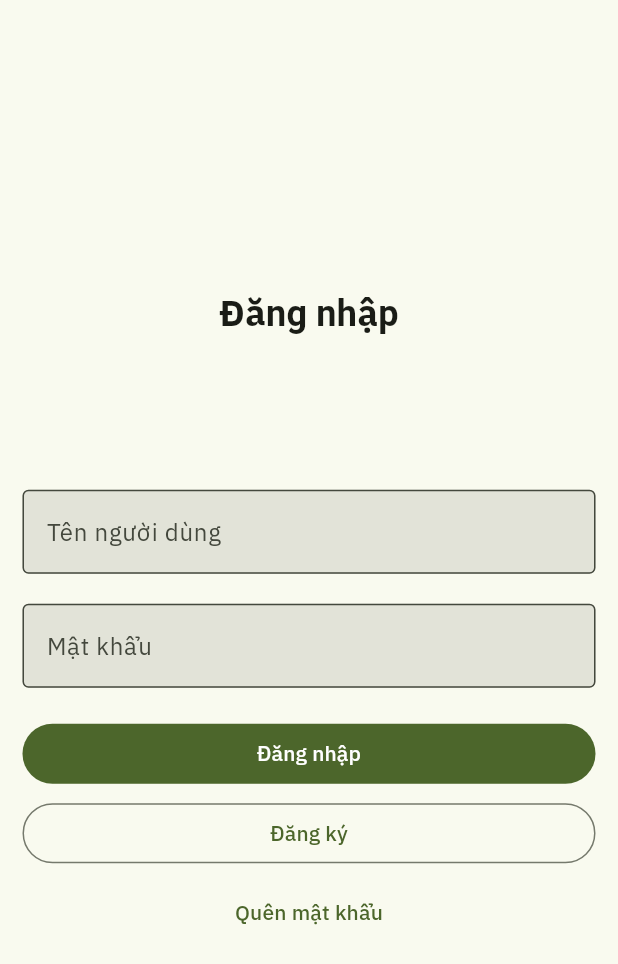
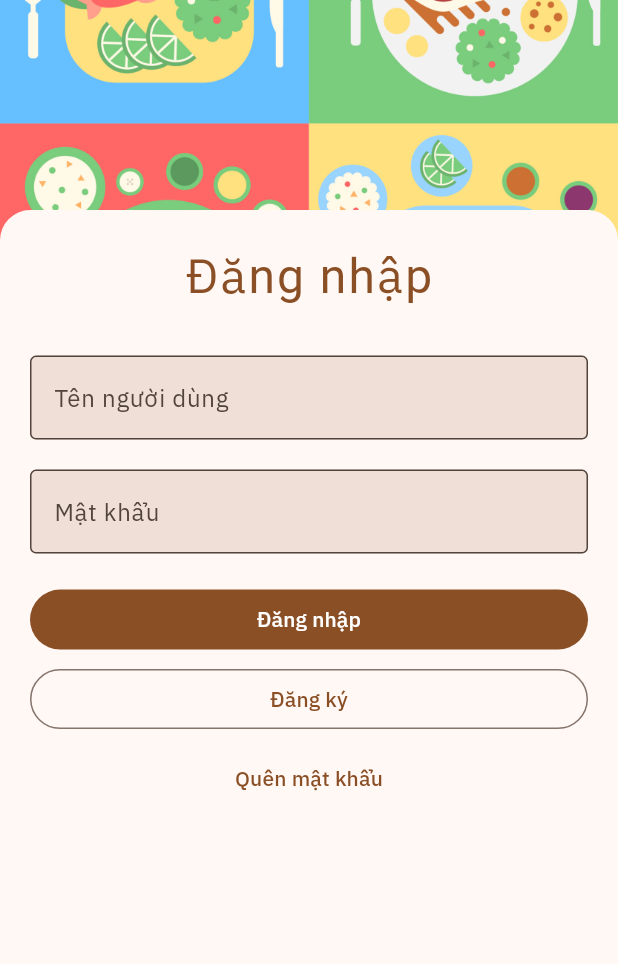
Before and after one commit to nphuonha2101/flutter_foods, a Flutter app: the screen it shows after launch, on a phone screen of 412 x 824 dp. Shown: the top 964 px of the screen. Run offline on Flutter 3.47's test engine with Material 3 defaults, Android fonts, the phone set to English and light mode, and no system bars; our stand-ins replace flutter_dotenv, google_fonts, shared_preferences.

Commit message:
#3 - feat: change login ui

```diff
--- a/lib/main.dart
+++ b/lib/main.dart
@@ -48,20 +48,31 @@ class MainApp extends StatelessWidget {
 
   @override
   Widget build(BuildContext context) {
-    // SystemChrome.setSystemUIOverlayStyle(
-    //   const SystemUiOverlayStyle(
-    //     statusBarColor: Colors.transparent,
-    //     statusBarIconBrightness: Brightness.light,
-    //     systemNavigationBarColor: Colors.white,
-    //     systemNavigationBarIconBrightness: Brightness.dark,
-    //   ),
-    // );
-
     final brightness = View.of(context).platformDispatcher.platformBrightness;
 
     TextTheme textTheme = createTextTheme(context, "IBM Plex Sans", "Aleo");
 
     MaterialTheme theme = MaterialTheme(textTheme);
+
+    SystemUiOverlayStyle overlayStyle;
+
+    if (brightness == Brightness.light) {
+      overlayStyle = const SystemUiOverlayStyle(
+        statusBarColor: Colors.transparent,
+        systemNavigationBarColor: Colors.transparent,
+        statusBarIconBrightness: Brightness.dark,
+        systemNavigationBarIconBrightness: Brightness.dark,
+      );
+    } else {
+      overlayStyle = const SystemUiOverlayStyle(
+        statusBarColor: Colors.transparent,
+        systemNavigationBarColor: Colors.transparent,
+        statusBarIconBrightness: Brightness.light,
+        systemNavigationBarIconBrightness: Brightness.light,
+      );
+    }
+
+    SystemChrome.setSystemUIOverlayStyle(overlayStyle);
 
     return SafeArea(
       child: MaterialApp(
--- a/lib/presentation/screens/login_screen.dart
+++ b/lib/presentation/screens/login_screen.dart
@@ -21,21 +21,54 @@ class _LoginScreenState extends State<LoginScreen> {
     final AuthProvider authProvider = Provider.of<AuthProvider>(context);
 
     return Scaffold(
-      body: Padding(
-        padding: const EdgeInsets.all(15),
-        child: Center(
+      body: SizedBox(
+        height: MediaQuery.of(context).size.height,
+        child: Stack(
+          children: [
+            Container(
+              height: MediaQuery.of(context).size.height * 0.2,
+              width: double.infinity,
+              decoration: BoxDecoration(
+                color: Theme.of(context).colorScheme.surfaceTint,
+              ),
               child: Column(
                 mainAxisAlignment: MainAxisAlignment.center,
+                children: [
+                  Image.asset(
+                    'assets/images/login_cover.jpg',
+                    height: MediaQuery.of(context).size.height * 0.2,
+                    width: MediaQuery.of(context).size.width,
+                    fit: BoxFit.cover,
+                  ),
+                ],
+              ),
+            ),
+            Positioned(
+              top: MediaQuery.of(context).size.height * 0.17,
+              left: 0,
+              right: 0,
+              child: Container(
+                height: MediaQuery.of(context).size.height * 0.83,
+                padding: const EdgeInsets.all(20),
+                decoration: BoxDecoration(
+                    color: Theme.of(context).scaffoldBackgroundColor,
+                    borderRadius: const BorderRadius.only(
+                      topLeft: Radius.circular(20),
+                      topRight: Radius.circular(20),
+                    )),
+                child: Column(
+                  mainAxisAlignment: MainAxisAlignment.start,
                   children: [
                     Text(
                       'Đăng nhập',
                       style: TextStyle(
-                  fontSize: 24,
-                  fontWeight: FontWeight.bold,
+                          fontSize: 32,
+                          fontWeight: FontWeight.normal,
                           fontFamily: GoogleFonts.aleo().fontFamily,
+                          color: Theme.of(context).colorScheme.primary,
+                          letterSpacing: 1.5),
                     ),
-              ),
-              const SizedBox(height: 100),
+                    const SizedBox(height: 30),
                     TextField(
                       controller: usernameController,
                       decoration: const InputDecoration(
@@ -89,6 +122,9 @@ class _LoginScreenState extends State<LoginScreen> {
                 ),
               ),
             ),
+          ],
+        ),
+      ),
     );
   }
 }
--- a/pubspec.yaml
+++ b/pubspec.yaml
@@ -24,3 +24,4 @@ flutter:
   uses-material-design: true
   assets:
     - .env
+    - assets/images/
```
Also changed, not shown: lib/core/themes/theme.dart (+190 -190 lines), assets/images/login_cover.jpg (added). Lines whose indentation alone changed are shown as unchanged.
